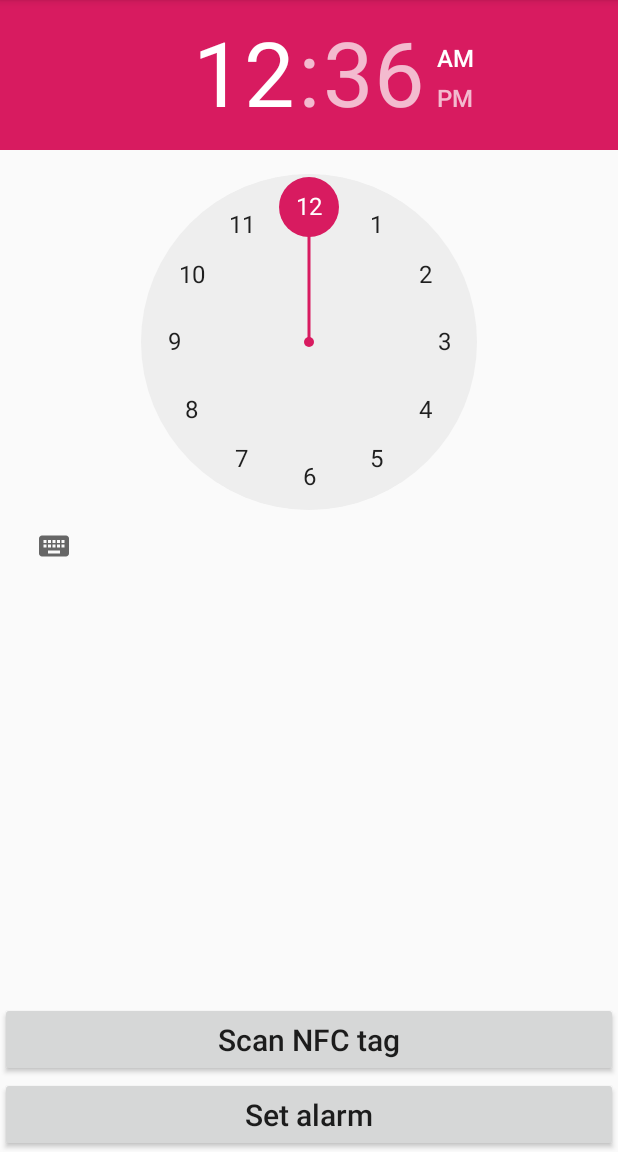
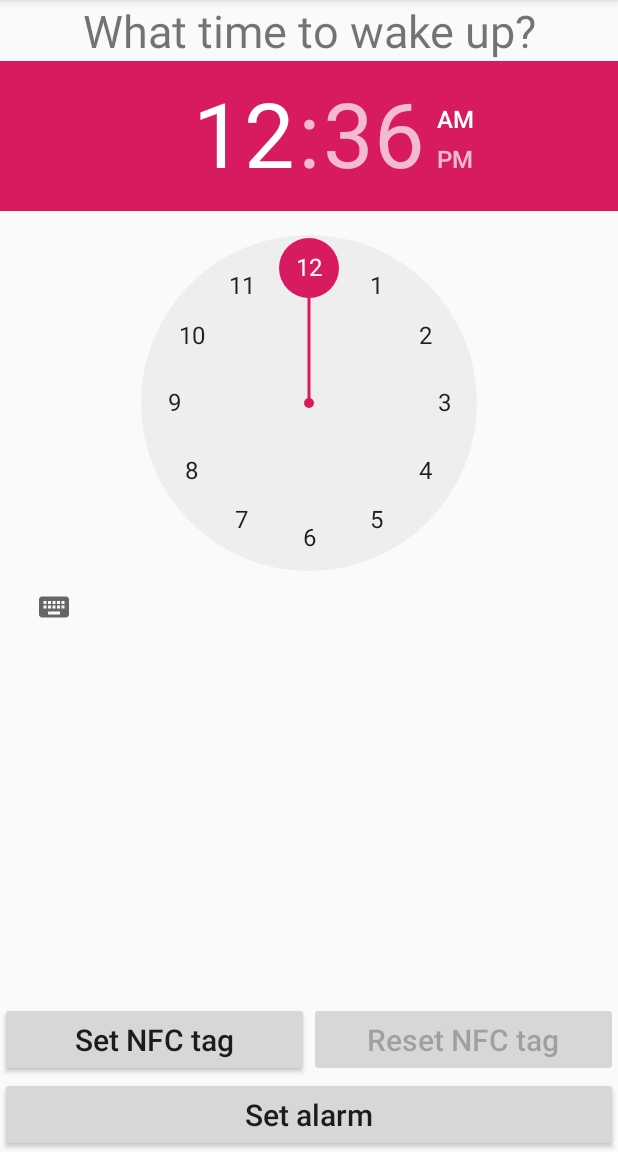
Before and after one commit to jadelonghans/KillSleep, an Android app: the screen it shows after launch (MainActivity), on a phone screen of 412 x 824 dp, the part 84-1236 px from its top. Run offline under Robolectric (Android 15) with nearby library versions, the phone set to English and light mode, and no system bars.

Commit message:
Updates to Interface
Screen orientation fixed to portrait only.
ButtonClickListeners added for all three buttons. Buttons pressed enable/disable/update text on buttons.
Button names are referred form strings.xml

```diff
--- a/app/src/main/AndroidManifest.xml
+++ b/app/src/main/AndroidManifest.xml
@@ -9,7 +9,9 @@
         android:roundIcon="@mipmap/ic_launcher_round"
         android:supportsRtl="true"
         android:theme="@style/AppTheme">
-        <activity android:name=".MainActivity">
+        <activity
+            android:name=".MainActivity"
+            android:screenOrientation="portrait">
             <intent-filter>
                 <action android:name="android.intent.action.MAIN" />
 
--- a/app/src/main/java/jp/ac/titech/itpro/sdk/killsleep/MainActivity.java
+++ b/app/src/main/java/jp/ac/titech/itpro/sdk/killsleep/MainActivity.java
@@ -2,12 +2,98 @@ package jp.ac.titech.itpro.sdk.killsleep;
 
 import android.support.v7.app.AppCompatActivity;
 import android.os.Bundle;
+import android.util.Log;
+import android.view.View;
+import android.widget.Button;
 
 public class MainActivity extends AppCompatActivity {
+
+    private final static String TAG = MainActivity.class.getSimpleName();
+    private final static String KEY_NAME = "MainActivity.name";
+    private String name = "";
+
+    private boolean alarmEnabled;
 
     @Override
     protected void onCreate(Bundle savedInstanceState) {
         super.onCreate(savedInstanceState);
+        Log.d(TAG, "onCreate");
         setContentView(R.layout.activity_main);
+
+        if (savedInstanceState != null) {
+            name = savedInstanceState.getString(KEY_NAME);
+        }
+
+        alarmEnabled = false;
+        final Button toggleAlarm = findViewById(R.id.togglealarm);
+        final Button setNfc = findViewById(R.id.setnfc);
+        final Button resetNfc = findViewById(R.id.resetnfc);
+
+        resetNfc.setEnabled(false);
+        setNfc.setEnabled(true);
+        toggleAlarm.setEnabled(true);
+
+        toggleAlarm.setOnClickListener(new View.OnClickListener() {
+            @Override
+            public void onClick(View v) {
+                alarmEnabled = !alarmEnabled;
+                if (alarmEnabled) toggleAlarm.setText(R.string.disable_alarm);
+                else toggleAlarm.setText(R.string.enable_alarm);
+            }
+        });
+
+
+        resetNfc.setOnClickListener(new View.OnClickListener() {
+            @Override
+            public void onClick(View v) {
+                resetNfc.setEnabled(false);
+                setNfc.setEnabled(true);
+            }
+        });
+
+        setNfc.setOnClickListener(new View.OnClickListener() {
+            @Override
+            public void onClick(View v) {
+                resetNfc.setEnabled(true);
+                setNfc.setEnabled(false);
+            }
+        });
+    }
+
+    @Override
+    protected void onStart() {
+        super.onStart();
+        Log.d(TAG, "onStart");
+    }
+
+    @Override
+    protected void onResume() {
+        super.onResume();
+        Log.d(TAG, "onResume");
+    }
+
+    @Override
+    protected void onPause() {
+        super.onPause();
+        Log.d(TAG, "onPause");
+    }
+
+    @Override
+    protected void onStop() {
+        super.onStop();
+        Log.d(TAG, "onStop");
+    }
+
+    @Override
+    protected void onDestroy() {
+        super.onDestroy();
+        Log.d(TAG, "onDestroy");
+    }
+
+    @Override
+    protected void onSaveInstanceState(Bundle outState) {
+        super.onSaveInstanceState(outState);
+        Log.d(TAG, "onSaveInstanceState");
+        outState.putString(KEY_NAME, name);
     }
 }
--- a/app/src/main/res/layout/activity_main.xml
+++ b/app/src/main/res/layout/activity_main.xml
@@ -11,34 +11,48 @@
         android:id="@+id/whattime"
         android:layout_width="wrap_content"
         android:layout_height="wrap_content"
-        android:text="What time to wake up?"
+        android:text="@string/topmessage"
         android:textAlignment="center"
         android:textSize="30dp"
 
         app:layout_constraintLeft_toLeftOf="parent"
         app:layout_constraintRight_toRightOf="parent"
-        app:layout_constraintTop_toTopOf="parent" />
+        app:layout_constraintTop_toTopOf="parent"
+        app:layout_constraintBottom_toTopOf="@id/timepicker"/>
 
     <TimePicker
         android:id="@+id/timepicker"
         android:layout_width="match_parent"
         android:layout_height="0dp"
         android:timePickerMode="clock"
-
-        tools:layout_editor_absoluteY="41dp"></TimePicker>
+        app:layout_constraintTop_toBottomOf="@id/whattime"
+        ></TimePicker>
 
     <Button
-        android:id="@+id/savenfc"
-        android:layout_width="match_parent"
+        android:id="@+id/setnfc"
+        android:layout_width="0dp"
         android:layout_height="50dp"
-        android:text="Scan NFC tag"
+        android:text="@string/setnfc"
         android:textAllCaps="false"
         android:textSize="20dp"
-        app:layout_constraintBottom_toTopOf="@id/setalarm"
-        />
+        app:layout_constraintWidth_percent="0.5"
+        app:layout_constraintBottom_toTopOf="@id/togglealarm"
+        app:layout_constraintEnd_toStartOf="@id/resetnfc"/>
 
     <Button
-        android:id="@+id/setalarm"
+        android:id="@+id/resetnfc"
+        android:layout_width="0dp"
+        android:layout_height="50dp"
+        android:text="@string/resetnfc"
+        android:textAllCaps="false"
+        android:textSize="20dp"
+        app:layout_constraintWidth_percent="0.5"
+        app:layout_constraintBottom_toTopOf="@id/togglealarm"
+        app:layout_constraintStart_toEndOf="@id/setnfc"/>
+
+
+    <Button
+        android:id="@+id/togglealarm"
         android:layout_width="match_parent"
         android:layout_height="50dp"
         android:text="Set alarm"
--- a/app/src/main/res/values/strings.xml
+++ b/app/src/main/res/values/strings.xml
@@ -1,3 +1,8 @@
 <resources>
     <string name="app_name">KillSleep</string>
+    <string name="disable_alarm">Disable Alarm</string>
+    <string name="enable_alarm">Enable Alarm</string>
+    <string name="resetnfc">Reset NFC tag</string>
+    <string name="setnfc">Set NFC tag</string>
+    <string name="topmessage">What time to wake up?</string>
 </resources>
```
